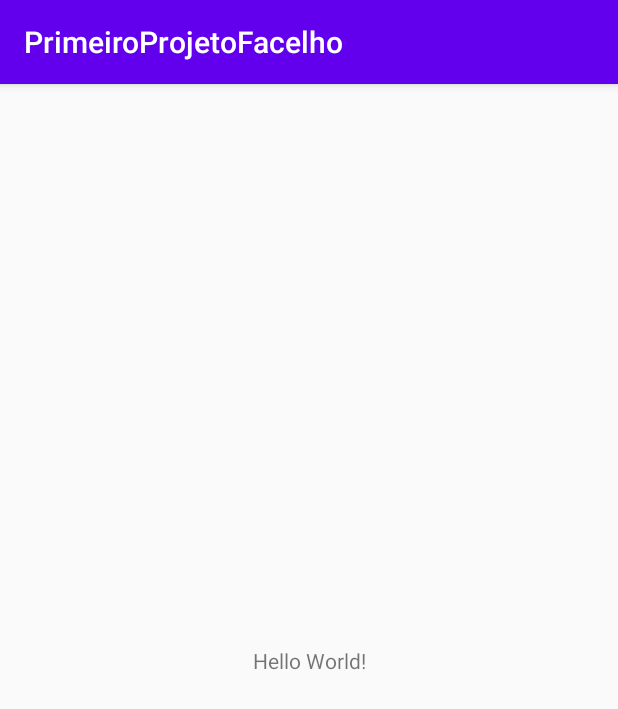
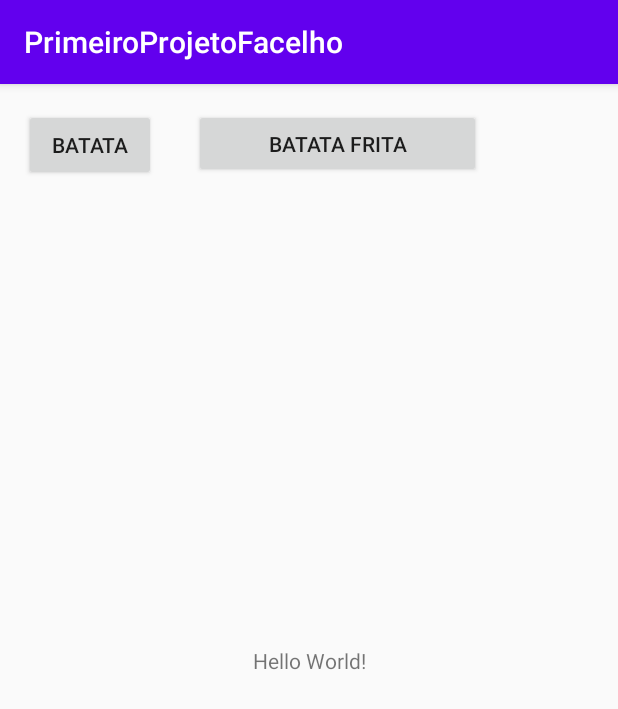
Before and after one commit to teago83/ExerciciosAndroid, an Android app: the screen it shows after launch (MainActivity), on a phone screen of 412 x 824 dp. Shown: the top 709 px of the screen. Run offline under Robolectric (Android 15) with nearby library versions, the phone set to English and light mode, and no system bars.

Commit message:
Leves mudanças.

```diff
--- a/app/src/main/java/com/example/primeiroprojetofacelho/MainActivity.java
+++ b/app/src/main/java/com/example/primeiroprojetofacelho/MainActivity.java
@@ -3,6 +3,10 @@ package com.example.primeiroprojetofacelho;
 import androidx.appcompat.app.AppCompatActivity;
 
 import android.os.Bundle;
+import android.view.View;
+import android.util.Log;
+import android.widget.Button;
+import android.os.Handler;
 
 public class MainActivity extends AppCompatActivity {
 
@@ -11,4 +15,27 @@ public class MainActivity extends AppCompatActivity {
         super.onCreate(savedInstanceState);
         setContentView(R.layout.activity_main);
     }
+
+    public void disable (View v)
+    {
+        //Log.d("success","Button successfully disabled!");
+
+        /*View myView = findViewById(R.id.button01);
+        View mySecondView = findViewById(R.id.button02);
+        myView.setEnabled(false);
+        mySecondView.setArrozComCarne("false");
+        Button button = (Button) myView;
+        button.setText("New Disabled");
+
+        if (mySecondView.arrozComCarne == "false")
+        {
+
+        }
+
+
+        v.setEnabled(false);
+        Button b = (Button) v;
+        b.setText("Disabled");
+        */
+    }
 }
--- a/app/src/main/res/layout/activity_main.xml
+++ b/app/src/main/res/layout/activity_main.xml
@@ -5,6 +5,20 @@
     android:layout_width="match_parent"
     android:layout_height="match_parent"
     tools:context=".MainActivity">
+
+    <Button
+        android:id="@+id/button02"
+        android:layout_width="191dp"
+        android:layout_height="46dp"
+        android:onClick="disable"
+        android:text="batata frita"
+        android:arrozComCarne="true"
+        app:layout_constraintBottom_toBottomOf="parent"
+        app:layout_constraintEnd_toEndOf="parent"
+        app:layout_constraintHorizontal_bias="0.587"
+        app:layout_constraintStart_toStartOf="parent"
+        app:layout_constraintTop_toTopOf="parent"
+        app:layout_constraintVertical_bias="0.023" />
 
     <TextView
         android:layout_width="wrap_content"
@@ -15,4 +29,17 @@
         app:layout_constraintRight_toRightOf="parent"
         app:layout_constraintTop_toTopOf="parent" />
 
+    <Button
+        android:id="@+id/button01"
+        android:layout_width="wrap_content"
+        android:layout_height="wrap_content"
+        android:onClick="disable"
+        android:text="batata"
+        app:layout_constraintBottom_toBottomOf="parent"
+        app:layout_constraintEnd_toEndOf="parent"
+        app:layout_constraintHorizontal_bias="0.049"
+        app:layout_constraintStart_toStartOf="parent"
+        app:layout_constraintTop_toTopOf="parent"
+        app:layout_constraintVertical_bias="0.023" />
+
 </androidx.constraintlayout.widget.ConstraintLayout>
```
